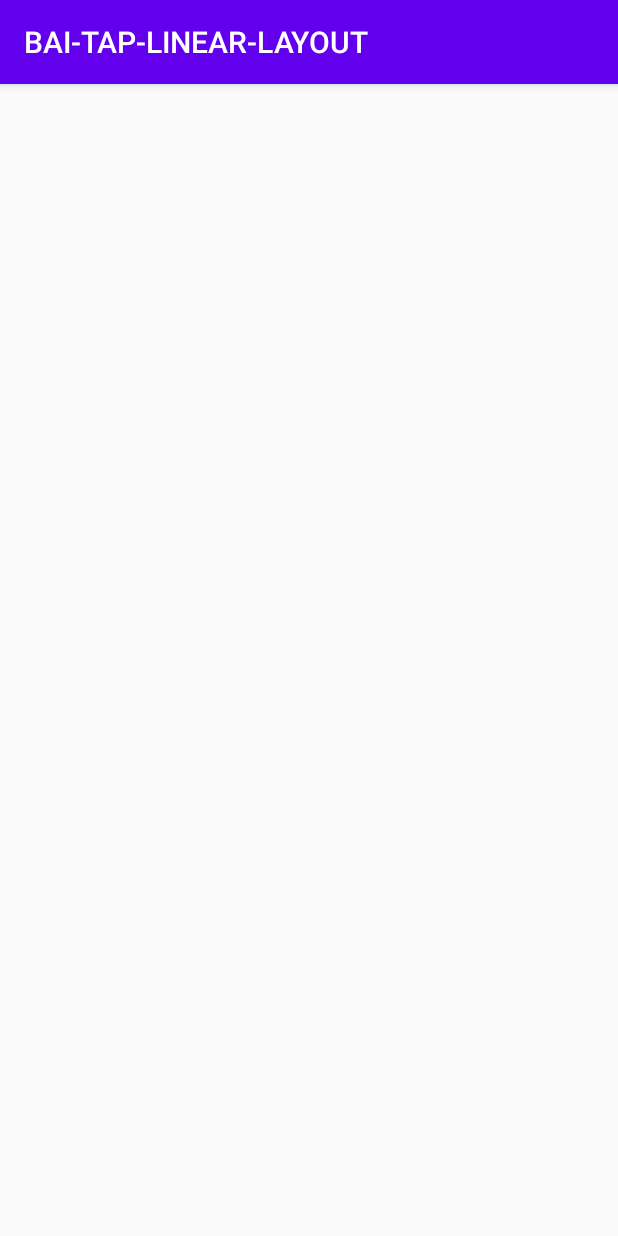
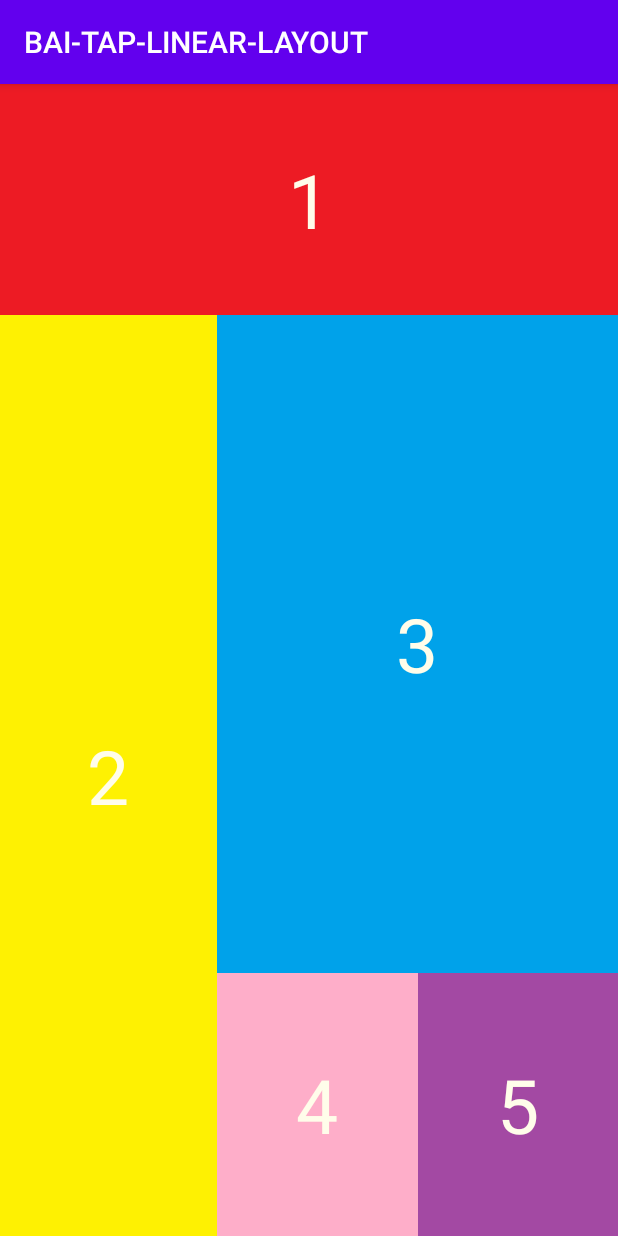
Before and after one commit to phamtandatx/BAI-TAP-LINEAR-LAYOUT, an Android app: the screen it shows after launch (MainActivity), on a phone screen of 412 x 824 dp. Run offline under Robolectric (Android 15) with nearby library versions, the phone set to English and light mode, and no system bars.

Commit message:
fix bai 2

```diff
--- a/app/src/main/res/layout/activity_main.xml
+++ b/app/src/main/res/layout/activity_main.xml
@@ -1,20 +1,109 @@
 <?xml version="1.0" encoding="utf-8"?>
 <LinearLayout
-    android:weightSum="10"
+    android:weightSum="100"
     android:orientation="vertical"
     android:layout_height="match_parent"
     android:layout_width="match_parent"
     xmlns:android="http://schemas.android.com/apk/res/android">
-
     <LinearLayout
-        android:layout_width="match_parent"
-        android:layout_height="match_parent"
-        android:layout_weight="5"></LinearLayout>
-
-    <LinearLayout
-        android:layout_weight="5"
+        android:orientation="vertical"
+        android:layout_weight="80"
         android:layout_width="match_parent"
         android:layout_height="match_parent">
+        <TextView
+            android:textSize="50sp"
+            android:textColor="#fffdea"
+            android:background="#ed1b24"
+            android:gravity="center"
+            android:layout_weight="1"
+            android:text="1"
+            android:layout_width="match_parent"
+            android:layout_height="match_parent">
+        </TextView>
     </LinearLayout>
+    <LinearLayout
+        android:orientation="horizontal"
+        android:layout_weight="20"
+        android:layout_width="match_parent"
+        android:layout_height="match_parent">
 
+        <LinearLayout
+            android:layout_weight="13"
+            android:layout_width="match_parent"
+            android:layout_height="match_parent">
+            <TextView
+                android:background="#fef102"
+                android:textSize="50sp"
+                android:textColor="#fffdea"
+                android:gravity="center"
+                android:layout_weight="1"
+                android:text="2"
+                android:layout_width="match_parent"
+                android:layout_height="match_parent">
+            </TextView>
+        </LinearLayout>
+        <LinearLayout
+            android:orientation="vertical"
+            android:layout_weight="7"
+            android:layout_width="match_parent"
+            android:layout_height="match_parent">
+
+            <LinearLayout
+                android:layout_width="match_parent"
+                android:layout_height="match_parent"
+                android:layout_weight="2">
+
+                <TextView
+                    android:textSize="50sp"
+                    android:textColor="#fffdea"
+                    android:background="#00a2ea"
+                    android:gravity="center"
+                    android:layout_weight="1"
+                    android:text="3"
+                    android:layout_width="match_parent"
+                    android:layout_height="match_parent">
+                </TextView>
+            </LinearLayout>
+
+
+            <LinearLayout
+                android:orientation="horizontal"
+                android:layout_width="match_parent"
+                android:layout_height="match_parent"
+                android:layout_weight="5">
+                <LinearLayout
+                    android:layout_width="match_parent"
+                    android:layout_height="match_parent"
+                    android:layout_weight="1">
+                    <TextView
+                        android:textSize="50sp"
+                        android:textColor="#fffdea"
+                        android:background="#feaec9"
+                        android:gravity="center"
+                        android:layout_weight="1"
+                        android:text="4"
+                        android:layout_width="match_parent"
+                        android:layout_height="match_parent">
+                    </TextView>
+
+                </LinearLayout>
+                <LinearLayout
+                    android:layout_width="match_parent"
+                    android:layout_height="match_parent"
+                    android:layout_weight="1">
+                    <TextView
+                        android:textSize="50sp"
+                        android:textColor="#fffdea"
+                        android:background="#a349a3"
+                        android:gravity="center"
+                        android:layout_weight="1"
+                        android:text="5"
+                        android:layout_width="match_parent"
+                        android:layout_height="match_parent">
+                    </TextView>
+                </LinearLayout>
+            </LinearLayout>
+        </LinearLayout>
+
+    </LinearLayout>
 </LinearLayout>
```
